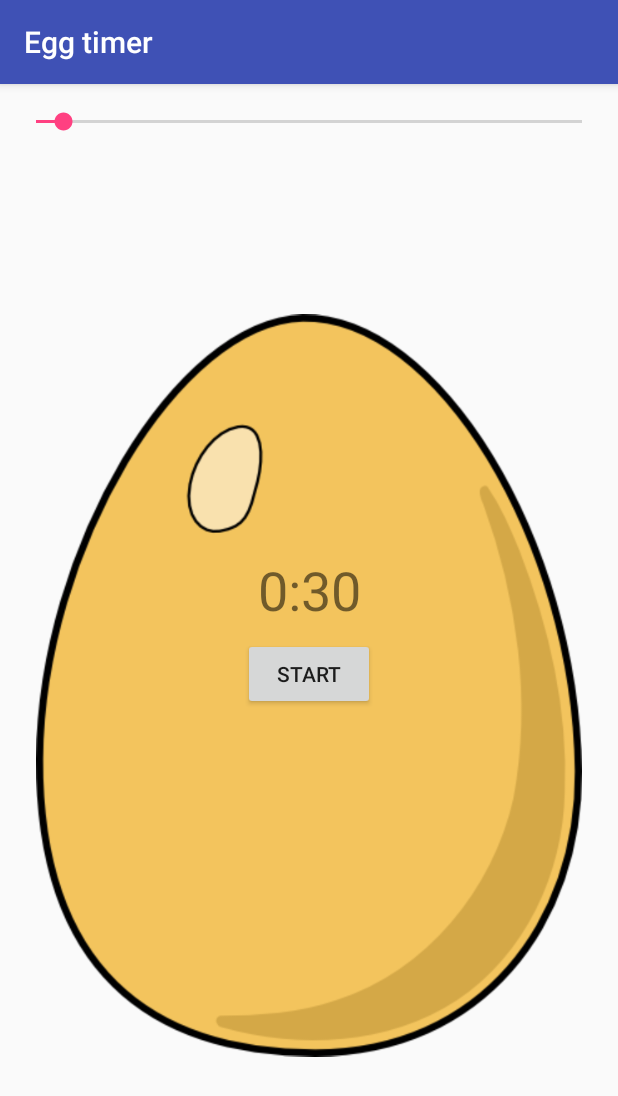
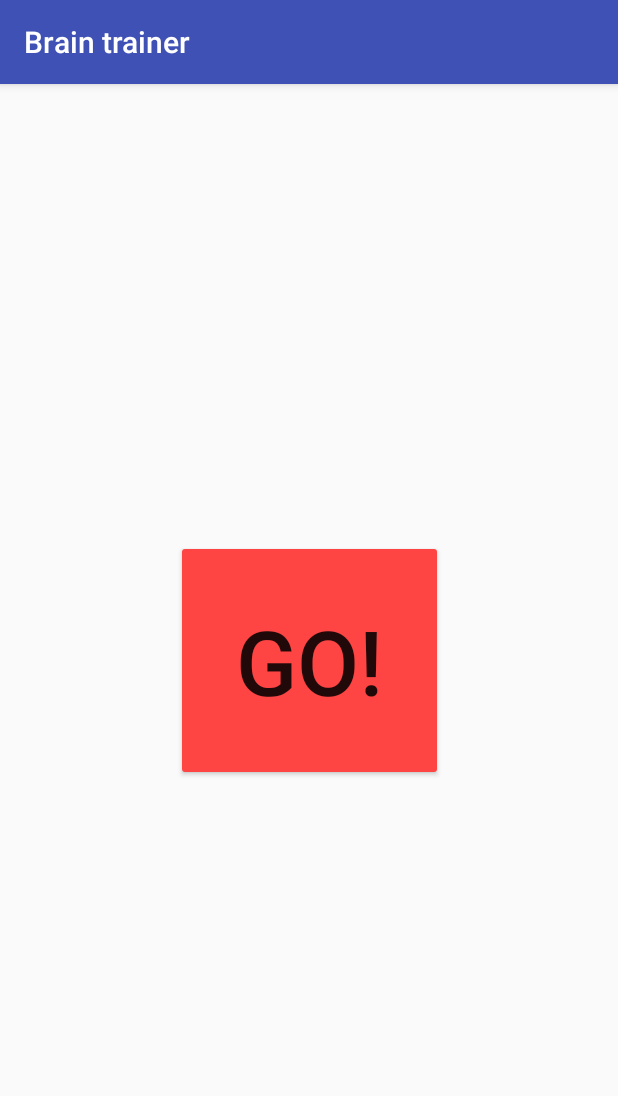
Before and after one commit to KDAndroidStudioCourse/ExampleApp, an Android app: the screen it shows after launch (MainActivity), on a phone screen of 412 x 824 dp. Shown: the top 1096 px of the screen. Run offline under Robolectric (Android 15) with nearby library versions, the light colour scheme and no system bars.

Commit message:
16. Brain Trainer App

```diff
--- a/app/src/main/java/com/cj/darra/exampleapp/MainActivity.java
+++ b/app/src/main/java/com/cj/darra/exampleapp/MainActivity.java
@@ -1,105 +1,136 @@
 package com.cj.darra.exampleapp;
 
-import android.media.MediaPlayer;
 import android.os.CountDownTimer;
 import android.support.v7.app.AppCompatActivity;
 import android.os.Bundle;
 import android.view.View;
 import android.widget.Button;
-import android.widget.SeekBar;
+import android.widget.GridLayout;
 import android.widget.TextView;
 
+import java.util.ArrayList;
+import java.util.Random;
+
 public class MainActivity extends AppCompatActivity {
-    SeekBar seekBar;
-    TextView textView;
-    Button button;
-    Boolean active = false;
-    CountDownTimer timer;
+    Button goButton, button0, button1, button2, button3;
+    TextView timeTextView, sumTextView, scoreTextView, resultTextView;
+    GridLayout gridLayout;
 
-    int max = 600;
-    int start = 30;
+    Random random;
+    int a, b, maxNumber, maxTime, numberOfAnswers, locationOfCorrectAnswer;
+    int score, numberOfQuestions;
+
+    ArrayList<Integer> answers;
 
     @Override
     protected void onCreate(Bundle savedInstanceState) {
         super.onCreate(savedInstanceState);
         setContentView(R.layout.activity_main);
-        setTitle("Egg timer");
+        setTitle("Brain trainer");
 
-        seekBar = findViewById(R.id.seekBar);
+        goButton = findViewById(R.id.goButton);
 
-        textView = findViewById(R.id.timer);
+        timeTextView = findViewById(R.id.timeTextView);
+        sumTextView = findViewById(R.id.sumTextView);
+        scoreTextView = findViewById(R.id.scoreTextView);
+        resultTextView = findViewById(R.id.resultTextView);
 
-        seekBar.setMax(max);
-        seekBar.setProgress(start);
+        gridLayout = findViewById(R.id.gridLayout);
+        button0 = findViewById(R.id.answerButton0);
+        button1 = findViewById(R.id.answerButton1);
+        button2 = findViewById(R.id.answerButton2);
+        button3 = findViewById(R.id.answerButton3);
 
-        seekBar.setOnSeekBarChangeListener(new SeekBar.OnSeekBarChangeListener() {
+        answers = new ArrayList<>();
+
+        random = new Random();
+
+        maxNumber = 20;
+        maxTime = 30;
+        score = 0;
+        numberOfQuestions = 0;
+
+        numberOfAnswers = gridLayout.getRowCount() * gridLayout.getColumnCount();
+
+        resultTextView.setText("");
+    }
+
+    public void start(View view) {
+        resultTextView.setText("");
+
+        setVisibility(false);
+
+        setUI();
+
+        new CountDownTimer(maxTime*1000+100, 1000) {
             @Override
-            public void onProgressChanged(SeekBar seekBar, int i, boolean b) {
-                progress(i);
+            public void onTick(long l) {
+                timeTextView.setText(String.valueOf(l/1000) + "s");
             }
 
             @Override
-            public void onStartTrackingTouch(SeekBar seekBar) {
-
+            public void onFinish() {
+                resultTextView.setText("You got " + Integer.toString(score) + " right answers out of " + Integer.toString(numberOfQuestions));
+                setVisibility(true);
             }
-
-            @Override
-            public void onStopTrackingTouch(SeekBar seekBar) {
-
-            }
-        });
+        }.start();
     }
 
-    public void  play(View view) {
-        button = (Button) view;
-        if(!active) {
-            timer = new CountDownTimer(seekBar.getProgress() * 1000 + 100, 1000) {
-                public void onTick(long millisecondsUntilDone) {
-                    int i = seekBar.getProgress() - 1;
-                    seekBar.setProgress(i);
+    public void answer(View view) {
+        if(Integer.toString(locationOfCorrectAnswer).equals(view.getTag().toString())) {
+            resultTextView.setText("Correct!");
+            score++;
+        } else {
+            resultTextView.setText("Wrong! :(");
+        }
 
-                    progress(i);
-                }
+        numberOfQuestions++;
+        answers.clear();
+        setUI();
+    }
 
-                public void onFinish() {
-                    MediaPlayer mediaPlayer = MediaPlayer.create(getApplicationContext(), R.raw.airhorn);
-                    mediaPlayer.start();
-                    reset();
-                }
-            };
+    private void setVisibility(Boolean active) {
+        if(active) {
+            timeTextView.setVisibility(View.INVISIBLE);
+            sumTextView.setVisibility(View.INVISIBLE);
+            scoreTextView.setVisibility(View.INVISIBLE);
+            gridLayout.setVisibility(View.INVISIBLE);
 
-            timer.start();
+            goButton.setVisibility(View.VISIBLE);
+        } else {
+            goButton.setVisibility(View.INVISIBLE);
 
-            seekBar.setEnabled(false);
-
-            button.setText("Stop");
-
-            active = true;
-        } else {
-            reset();
+            timeTextView.setVisibility(View.VISIBLE);
+            sumTextView.setVisibility(View.VISIBLE);
+            scoreTextView.setVisibility(View.VISIBLE);
+            gridLayout.setVisibility(View.VISIBLE);
         }
     }
 
-    public void progress(int secondsLeft) {
-        int minutes = secondsLeft / 60;
-        int seconds = secondsLeft % 60;
+    private void setUI() {
+        a = random.nextInt(maxNumber + 1);
+        b = random.nextInt(maxNumber + 1);
 
-        if(seconds < 10) {
-            textView.setText(Integer.toString(minutes) + ":0" + Integer.toString(seconds));
-        } else {
-            textView.setText(Integer.toString(minutes) + ":" + Integer.toString(seconds));
+        sumTextView.setText(Integer.toString(a) + " + " + Integer.toString(b));
+        scoreTextView.setText(Integer.toString(score) + " out of " + Integer.toString(numberOfQuestions));
+
+        locationOfCorrectAnswer = random.nextInt(numberOfAnswers);
+
+        for (int i = 0; i < numberOfAnswers; i++) {
+            if(i == locationOfCorrectAnswer) {
+                answers.add(a+b);
+            } else {
+                int wrongAnswer = random.nextInt(maxNumber*2+1);
+                while (wrongAnswer==a+b) {
+                    wrongAnswer = random.nextInt(maxNumber*2+1);
+                }
+                answers.add(wrongAnswer);
+            }
         }
-    }
 
-    public void reset() {
-        timer.cancel();
-
-        textView.setText("0:" + Integer.toString(start));
-        seekBar.setProgress(start);
-        seekBar.setEnabled(true);
-
-        button.setText("Start");
-
-        active = false;
+        button0.setText(Integer.toString(answers.get(0)));
+        button1.setText(Integer.toString(answers.get(1)));
+        button2.setText(Integer.toString(answers.get(2)));
+        button3.setText(Integer.toString(answers.get(3)));
     }
 }
--- a/app/src/main/res/layout/activity_main.xml
+++ b/app/src/main/res/layout/activity_main.xml
@@ -6,56 +6,134 @@
     android:layout_height="match_parent"
     tools:context="com.cj.darra.exampleapp.MainActivity">
 
-    <SeekBar
-        android:id="@+id/seekBar"
+    <Button
+        android:id="@+id/goButton"
+        android:layout_width="wrap_content"
+        android:layout_height="wrap_content"
+        android:backgroundTint="@android:color/holo_red_light"
+        android:onClick="start"
+        android:padding="40dp"
+        android:text="GO!"
+        android:textSize="60sp"
+        android:visibility="visible"
+        app:layout_constraintBottom_toBottomOf="parent"
+        app:layout_constraintEnd_toEndOf="parent"
+        app:layout_constraintHorizontal_bias="0.5"
+        app:layout_constraintStart_toStartOf="parent"
+        app:layout_constraintTop_toTopOf="parent" />
+
+    <TextView
+        android:id="@+id/timeTextView"
+        android:layout_width="wrap_content"
+        android:layout_height="wrap_content"
+        android:layout_marginStart="16dp"
+        android:layout_marginTop="16dp"
+        android:text="Time"
+        android:textSize="20sp"
+        android:visibility="invisible"
+        app:layout_constraintStart_toStartOf="parent"
+        app:layout_constraintTop_toTopOf="parent" />
+
+    <TextView
+        android:id="@+id/scoreTextView"
+        android:layout_width="wrap_content"
+        android:layout_height="wrap_content"
+        android:layout_marginEnd="16dp"
+        android:layout_marginTop="16dp"
+        android:text="Score"
+        android:textSize="20sp"
+        android:visibility="invisible"
+        app:layout_constraintEnd_toEndOf="parent"
+        app:layout_constraintTop_toTopOf="parent" />
+
+    <TextView
+        android:id="@+id/sumTextView"
+        android:layout_width="wrap_content"
+        android:layout_height="wrap_content"
+        android:layout_marginTop="16dp"
+        android:text="Sum"
+        android:textSize="20sp"
+        android:visibility="invisible"
+        app:layout_constraintEnd_toEndOf="parent"
+        app:layout_constraintHorizontal_bias="0.5"
+        app:layout_constraintStart_toStartOf="parent"
+        app:layout_constraintTop_toTopOf="parent" />
+
+    <GridLayout
+        android:id="@+id/gridLayout"
         android:layout_width="0dp"
-        android:layout_height="wrap_content"
+        android:layout_height="200dp"
         android:layout_marginEnd="8dp"
         android:layout_marginStart="8dp"
-        android:layout_marginTop="16dp"
+        android:layout_marginTop="32dp"
+        android:columnCount="2"
+        android:rowCount="2"
+        android:visibility="invisible"
+        app:layout_constraintEnd_toEndOf="parent"
+        app:layout_constraintStart_toStartOf="parent"
+        app:layout_constraintTop_toBottomOf="@+id/timeTextView">
+
+        <Button
+            android:id="@+id/answerButton0"
+            android:layout_width="wrap_content"
+            android:layout_height="wrap_content"
+            android:layout_columnWeight="1"
+            android:layout_gravity="fill"
+            android:layout_rowWeight="1"
+            android:background="@android:color/holo_blue_light"
+            android:onClick="answer"
+            android:tag="0"
+            android:text="Possible answer" />
+
+        <Button
+            android:id="@+id/answerButton1"
+            android:layout_width="wrap_content"
+            android:layout_height="wrap_content"
+            android:layout_columnWeight="1"
+            android:layout_gravity="fill"
+            android:layout_rowWeight="1"
+            android:background="@android:color/holo_blue_bright"
+            android:onClick="answer"
+            android:tag="1"
+            android:text="Possible answer" />
+
+        <Button
+            android:id="@+id/answerButton2"
+            android:layout_width="wrap_content"
+            android:layout_height="wrap_content"
+            android:layout_columnWeight="1"
+            android:layout_gravity="fill"
+            android:layout_rowWeight="1"
+            android:background="@android:color/holo_blue_bright"
+            android:onClick="answer"
+            android:tag="2"
+            android:text="Possible answer" />
+
+        <Button
+            android:id="@+id/answerButton3"
+            android:layout_width="wrap_content"
+            android:layout_height="wrap_content"
+            android:layout_columnWeight="1"
+            android:layout_gravity="fill"
+            android:layout_rowWeight="1"
+            android:background="@android:color/holo_blue_light"
+            android:onClick="answer"
+            android:tag="3"
+            android:text="Possible answer" />
+    </GridLayout>
+
+    <TextView
+        android:id="@+id/resultTextView"
+        android:layout_width="wrap_content"
+        android:layout_height="wrap_content"
+        android:text="Result"
+        android:textAlignment="center"
+        android:textSize="48sp"
         app:layout_constraintBottom_toBottomOf="parent"
         app:layout_constraintEnd_toEndOf="parent"
+        app:layout_constraintHorizontal_bias="0.5"
+        app:layout_constraintStart_toEndOf="@+id/goButton"
         app:layout_constraintStart_toStartOf="parent"
         app:layout_constraintTop_toTopOf="parent"
-        app:layout_constraintVertical_bias="0.0" />
-
-    <ImageView
-        android:id="@+id/imageView"
-        android:layout_width="0dp"
-        android:layout_height="0dp"
-        android:layout_marginBottom="24dp"
-        android:layout_marginEnd="24dp"
-        android:layout_marginStart="24dp"
-        android:layout_marginTop="24dp"
-        android:scaleType="fitCenter"
-        app:layout_constraintBottom_toBottomOf="parent"
-        app:layout_constraintEnd_toEndOf="parent"
-        app:layout_constraintStart_toStartOf="parent"
-        app:layout_constraintTop_toBottomOf="@+id/seekBar"
-        app:srcCompat="@drawable/egg" />
-
-    <TextView
-        android:id="@+id/timer"
-        android:layout_width="wrap_content"
-        android:layout_height="wrap_content"
-        android:text="0:30"
-        android:textSize="36sp"
-        app:layout_constraintBottom_toBottomOf="@+id/imageView"
-        app:layout_constraintEnd_toEndOf="@+id/imageView"
-        app:layout_constraintStart_toStartOf="@+id/imageView"
-        app:layout_constraintTop_toTopOf="@+id/imageView"
-        app:layout_constraintVertical_bias="0.40" />
-
-    <Button
-        android:id="@+id/button"
-        android:layout_width="wrap_content"
-        android:layout_height="wrap_content"
-        android:layout_marginTop="8dp"
-        android:onClick="play"
-        android:text="Start"
-        app:layout_constraintBottom_toBottomOf="@+id/imageView"
-        app:layout_constraintEnd_toEndOf="@+id/imageView"
-        app:layout_constraintStart_toStartOf="@+id/imageView"
-        app:layout_constraintTop_toBottomOf="@+id/timer"
-        app:layout_constraintVertical_bias="0.0" />
+        app:layout_constraintVertical_bias="0.81" />
 </android.support.constraint.ConstraintLayout>
--- a/app/src/main/res/values/colors.xml
+++ b/app/src/main/res/values/colors.xml
@@ -1,6 +1,6 @@
 <?xml version="1.0" encoding="utf-8"?>
 <resources>
-    <color name="colorPrimary">#3F51B5</color>
+    <color name="colorPrimary">#3f51b5</color>
     <color name="colorPrimaryDark">#303F9F</color>
     <color name="colorAccent">#FF4081</color>
 </resources>
```
